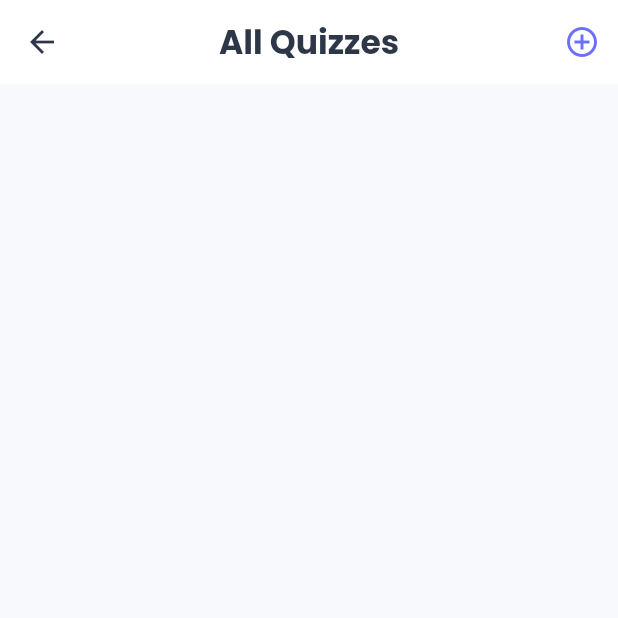
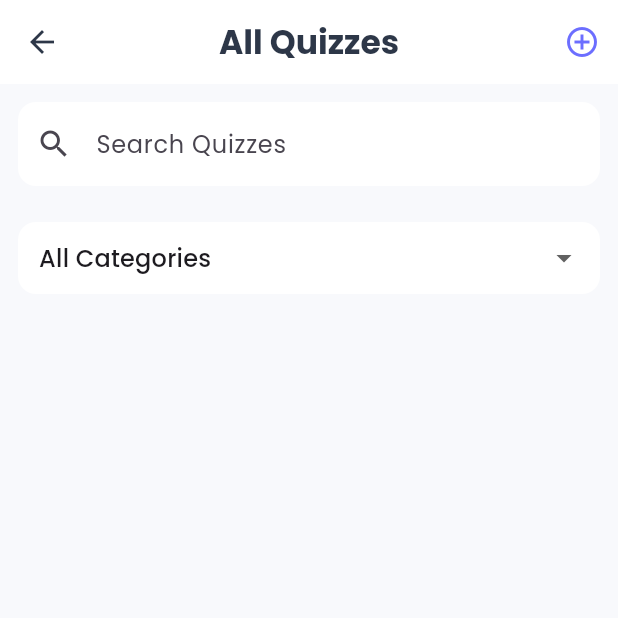
Before and after one commit to HND03/quiz_app, a Flutter app: the ManageQuizesScreen screen opened directly, on a phone screen of 412 x 824 dp, the top half of it. Run offline on Flutter 3.47's test engine with Material 3 defaults, Android fonts, the phone set to English and light mode, and no system bars; our stand-ins replace cloud_firestore, firebase_core, google_fonts; accounts and stored records are empty.

Commit message:
"add Search Quizzes controller and DropdownMenu All Categories"

```diff
--- a/lib/view/admin/manage_quizes_screen.dart
+++ b/lib/view/admin/manage_quizes_screen.dart
@@ -85,9 +85,7 @@ class _ManageQuizesScreenState extends State<ManageQuizesScreen> {
         );
         return Text(
           category.name,
-          style: TextStyle(
-            fontWeight: FontWeight.bold,
-          ),
+          style: TextStyle(fontWeight: FontWeight.bold),
         );
       },
     );
@@ -111,7 +109,62 @@ class _ManageQuizesScreenState extends State<ManageQuizesScreen> {
         ],
       ),
       body: Column(
-        children: [],
+        children: [
+          Padding(
+            padding: EdgeInsets.all(12),
+            child: TextField(
+              controller: _searchController,
+              decoration: InputDecoration(
+                fillColor: Colors.white,
+                hintText: "Search Quizzes",
+                prefixIcon: Icon(Icons.search),
+                border: OutlineInputBorder(
+                  borderRadius: BorderRadius.circular(8),
+                ),
+              ),
+              onChanged: (value) {
+                setState(() {
+                  _searchQuery = value.toLowerCase();
+                });
+              },
+            ),
+          ),
+          Padding(
+            padding: EdgeInsets.all(12),
+            child: DropdownButtonFormField<String>(
+              decoration: InputDecoration(
+                fillColor: Colors.white,
+                contentPadding: EdgeInsets.symmetric(
+                  horizontal: 10,
+                  vertical: 8,
+                ),
+                border: OutlineInputBorder(),
+                hintText: "Category",
+              ),
+              value: _selectedCategoryId,
+              items: [
+                DropdownMenuItem(child: Text("All Categories"), value: null),
+                if (_initialCategory != null &&
+                    _categories.every((c) => c.id != _initialCategory!.id))
+                  DropdownMenuItem(
+                    child: Text(_initialCategory!.name),
+                    value: _initialCategory!.id,
+                  ),
+                ..._categories.map(
+                  (category) => DropdownMenuItem(
+                    child: Text(category.name),
+                    value: category.id,
+                  ),
+                ),
+              ],
+              onChanged: (value){
+                setState(() {
+                  _selectedCategoryId = value;
+                });
+              },
+            ),
+          ),
+        ],
       ),
     );
   }
```
Lines whose indentation alone changed are shown as unchanged.
